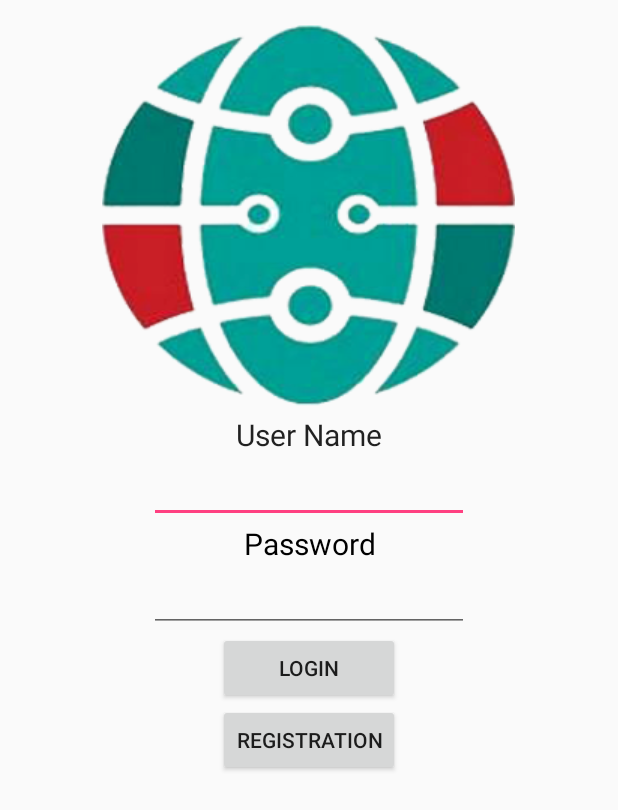
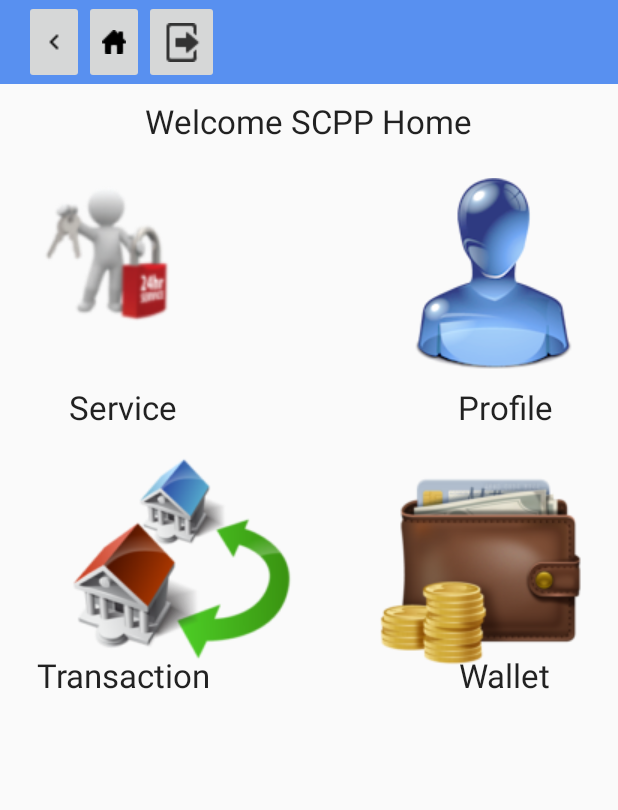
Before and after one commit to umayanga123/scpp_android_node, an Android app: the screen it shows after launch (Login before the commit, Home after it), after a tap on "LOGIN", on a phone screen of 412 x 824 dp. Shown: the top 810 px of the screen. Run offline under Robolectric (Android 15) with nearby library versions, the light colour scheme and no system bars.

Commit message:
make_map_loading_errer__16_8_29_16_58

```diff
--- a/app/src/debug/res/values/google_maps_api.xml
+++ b/app/src/debug/res/values/google_maps_api.xml
@@ -16,6 +16,6 @@
     string in this file.
     -->
     <string name="google_maps_key" templateMergeStrategy="preserve" translatable="false">
-         AIzaSyC3qLE0JkXZu5DsYywVgLF5FIwqwY5rUOU
+          AIzaSyA6I9Y3w5DvhSiW8SPl3GSSPFbQSS5mnkY
     </string>
 </resources>
--- a/app/src/main/java/scpp/globaleye/com/scppclient/ui/Login.java
+++ b/app/src/main/java/scpp/globaleye/com/scppclient/ui/Login.java
@@ -45,8 +45,10 @@ public class Login extends AppCompatActivity   implements View.OnClickListener{
      */
     public void onClick(View v) {
         if (v == loginButton) {
-            initNavigation();
-
+            //initNavigation();
+            Intent intent = new Intent(Login.this, Home.class);
+            Login.this.startActivity(intent);
+            Login.this.finish();
         }else if(v ==registraionButton){
             navigateToRegistration();
         }
```
Also changed, not shown: app/src/main/AndroidManifest.xml (+22 -19 lines), app/src/main/java/scpp/globaleye/com/scppclient/ui/MapsActivity.java (+11 -6 lines), app/src/main/res/layout/activity_maps.xml (+4 -5 lines), 2 other files.
